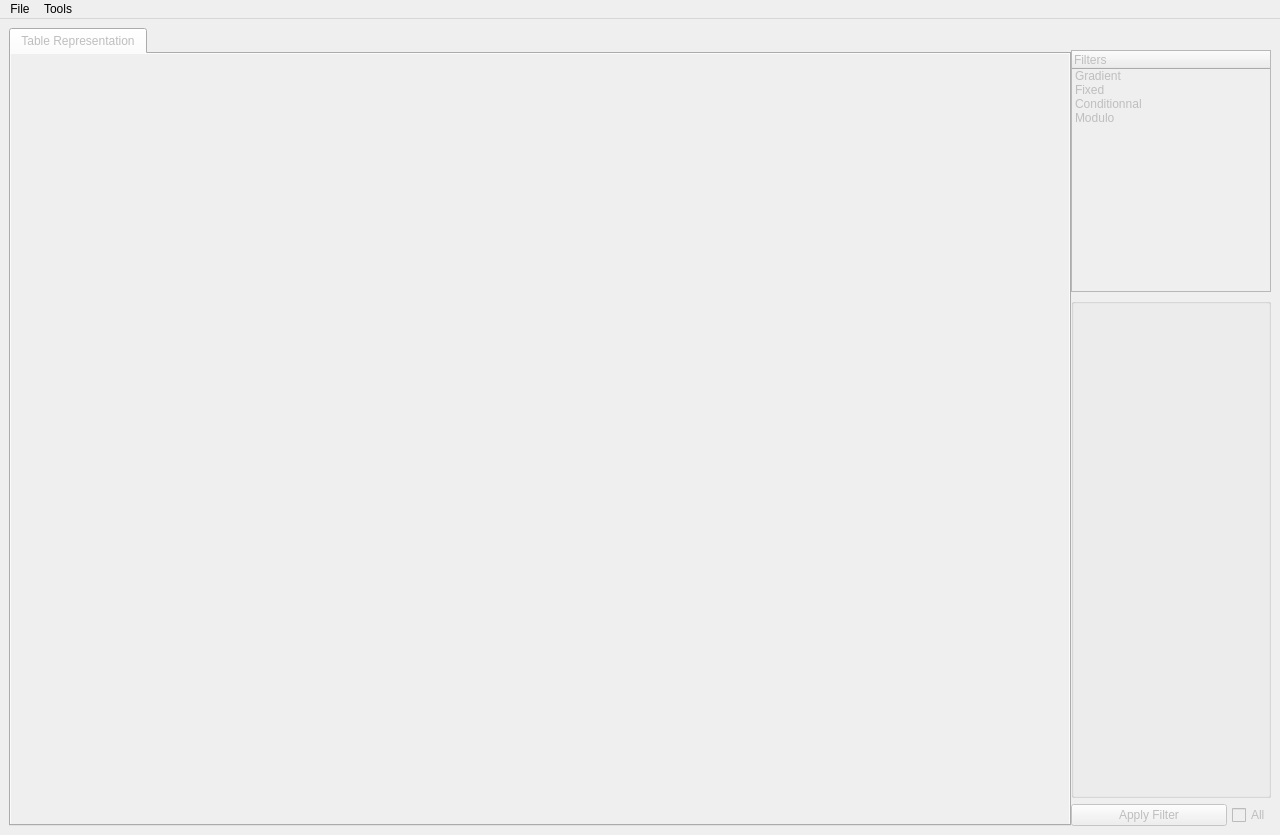
The window that mainwindow.ui (Airels/ihm-tabs) describes before a commit, drawn with Qt 5.
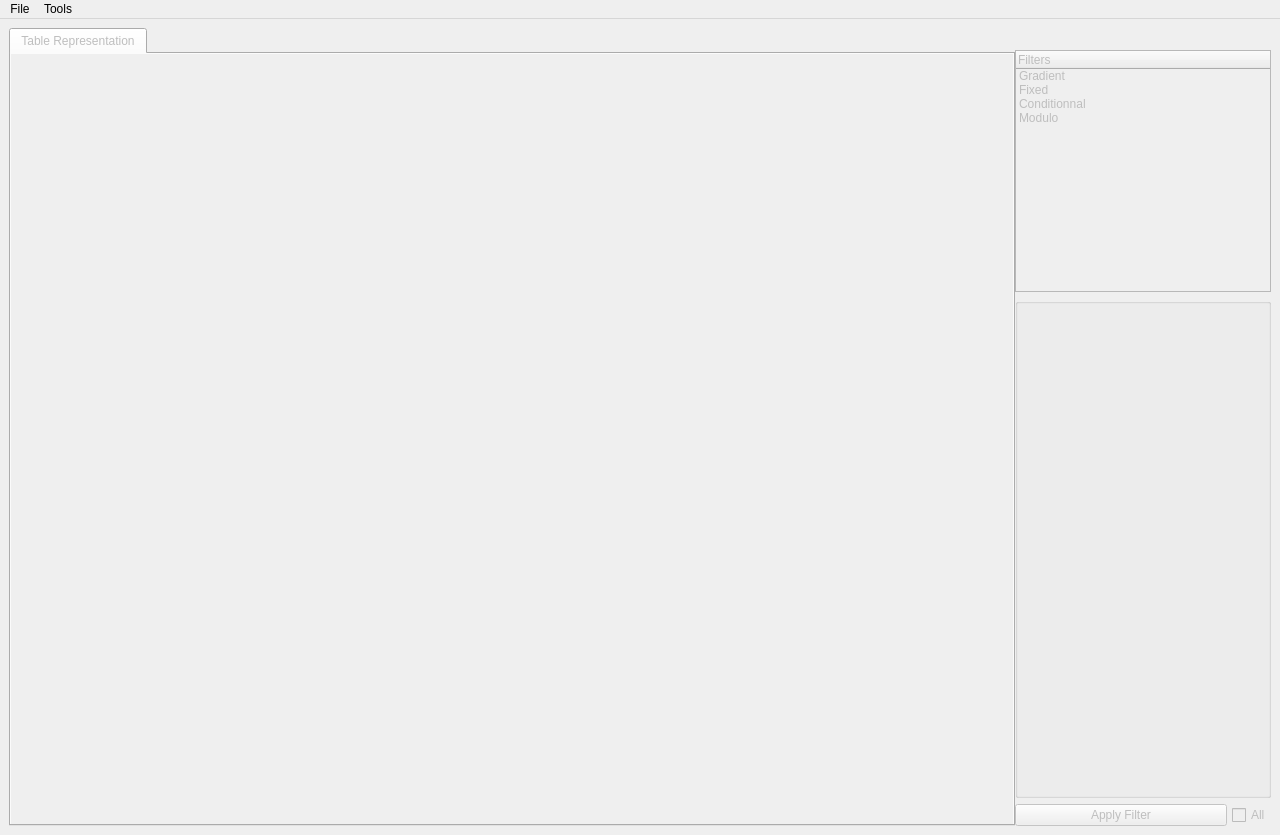
The same window after the commit.

```diff
--- a/mainwindow.ui
+++ b/mainwindow.ui
@@ -50,14 +50,14 @@
        </property>
        <property name="sizePolicy">
         <sizepolicy hsizetype="Expanding" vsizetype="Expanding">
-         <horstretch>0</horstretch>
+         <horstretch>1</horstretch>
          <verstretch>0</verstretch>
         </sizepolicy>
        </property>
        <property name="minimumSize">
         <size>
-         <width>0</width>
-         <height>0</height>
+         <width>100</width>
+         <height>100</height>
         </size>
        </property>
        <property name="maximumSize">
@@ -146,20 +146,20 @@
         <bool>true</bool>
        </property>
        <property name="sizePolicy">
-        <sizepolicy hsizetype="Preferred" vsizetype="Preferred">
+        <sizepolicy hsizetype="Minimum" vsizetype="Minimum">
          <horstretch>0</horstretch>
          <verstretch>0</verstretch>
         </sizepolicy>
        </property>
        <property name="minimumSize">
         <size>
-         <width>200</width>
-         <height>0</height>
+         <width>100</width>
+         <height>100</height>
         </size>
        </property>
        <property name="maximumSize">
         <size>
-         <width>200</width>
+         <width>16777215</width>
          <height>16777215</height>
         </size>
        </property>
```
Left out of the diff: 2 changed lines with no effect on the pictures.
